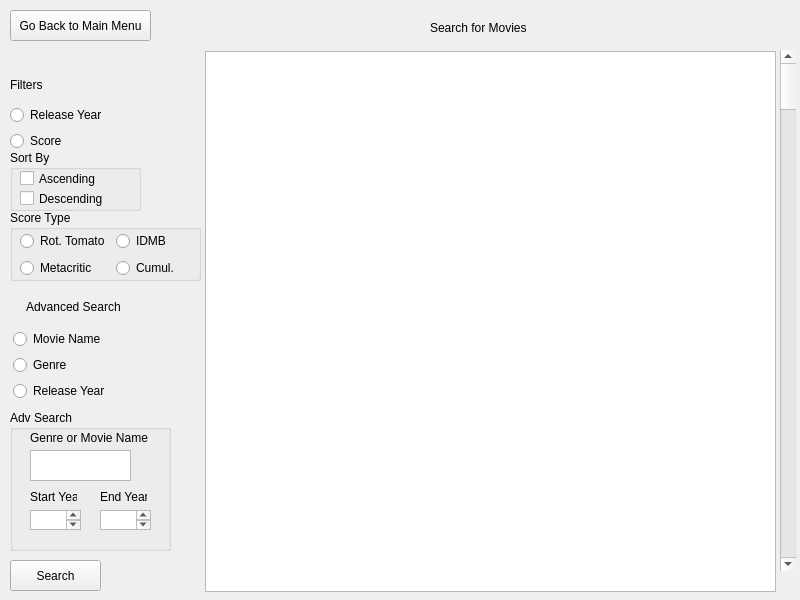
Above: form.ui from verociraptor/movie-sorter before the change. Below: the same form after it.
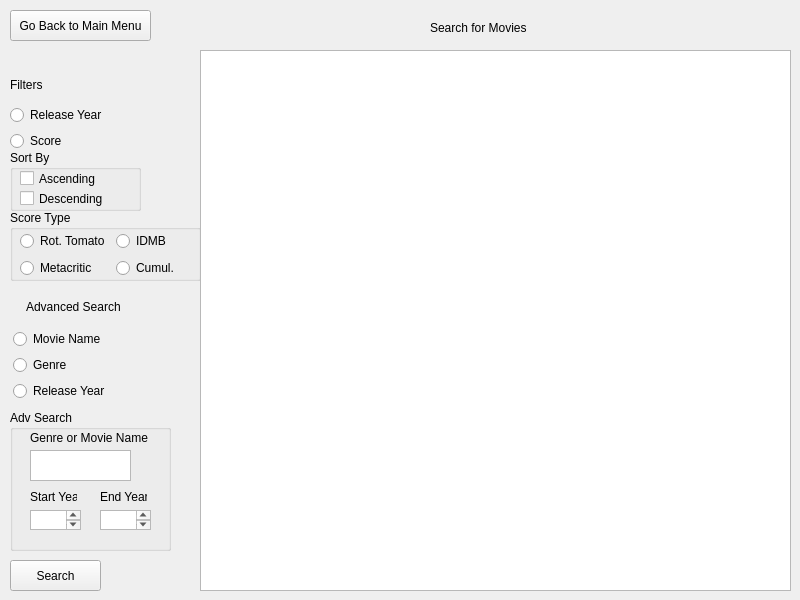
That is the form after the change.

Commit message: Added list view of movies with static data Used the already made QListWidget in form.ui and created a custom widget to fit the movie info. This custom widget is then set to a QListWidgetItem to create a unique view. This can later be edited for better looking UI. It also needs to fit dynamic data so the properties of each aforementioned widget would need to be edited.

Diff of the .ui file:
```diff
--- a/form.ui
+++ b/form.ui
@@ -402,25 +402,12 @@
       <string>Go Back to Main Menu</string>
      </property>
     </widget>
-    <widget class="QScrollBar" name="verticalScrollBar">
-     <property name="geometry">
-      <rect>
-       <x>780</x>
-       <y>50</y>
-       <width>16</width>
-       <height>521</height>
-      </rect>
-     </property>
-     <property name="orientation">
-      <enum>Qt::Vertical</enum>
-     </property>
-    </widget>
     <widget class="QListWidget" name="listWidget">
      <property name="geometry">
       <rect>
-       <x>205</x>
-       <y>51</y>
-       <width>571</width>
+       <x>200</x>
+       <y>50</y>
+       <width>591</width>
        <height>541</height>
       </rect>
      </property>
```
The commit also changes 3 other files.
